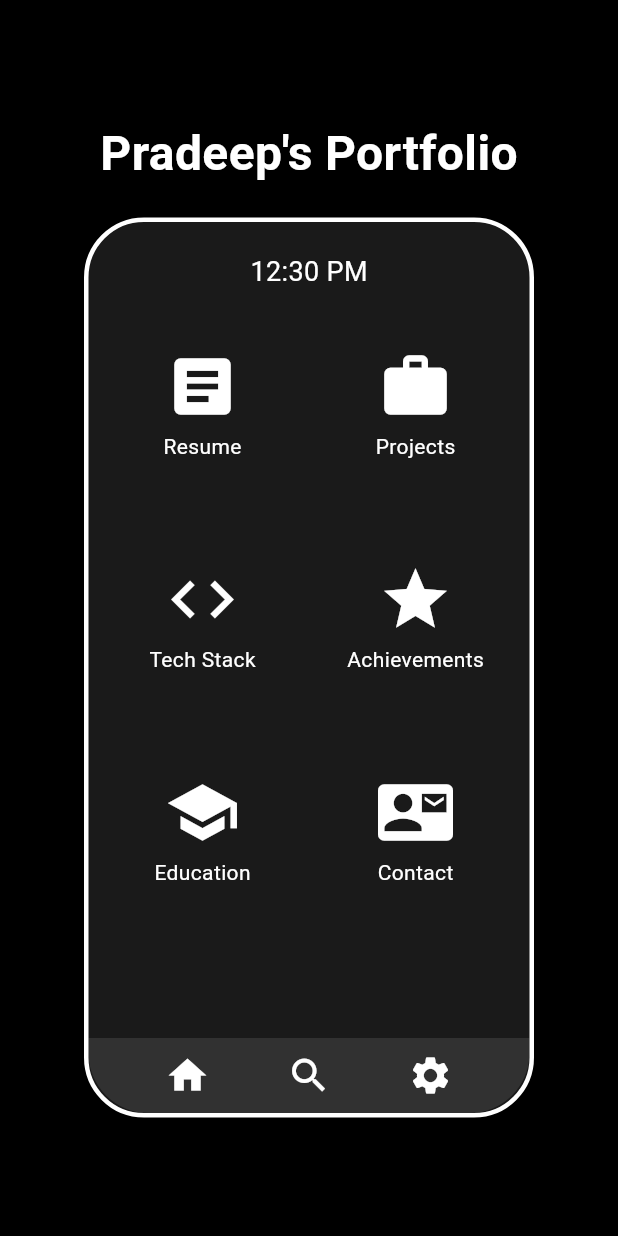
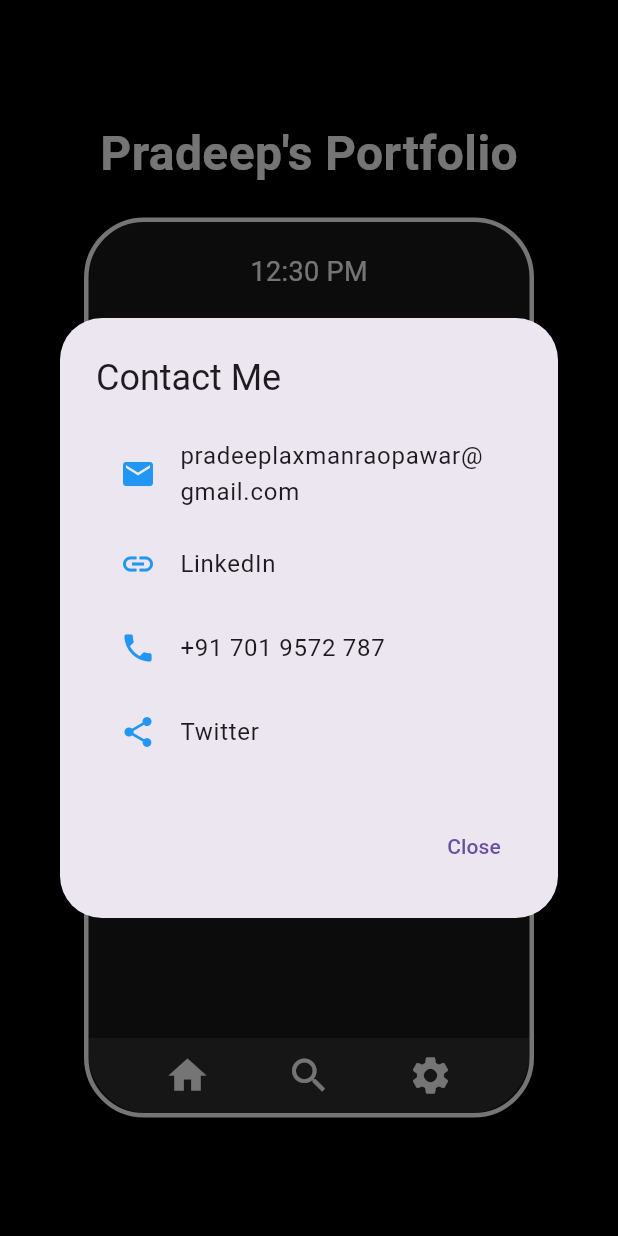
Before and after one commit to Pradeep1234566/Portfolio, a Flutter app: the screen it shows after launch, after a tap on "Contact", on a phone screen of 412 x 824 dp. Run offline on Flutter 3.47's test engine with Material 3 defaults, Android fonts, the phone set to English and light mode, and no system bars.

Commit message:
Modified it such that when contact is pressed it opens up my phone mail and linkedin

```diff
--- a/lib/main.dart
+++ b/lib/main.dart
@@ -63,7 +63,8 @@ class WebPortfolioScreen extends StatelessWidget {
                             _buildAppIcon(Icons.code, "Tech Stack", ''),
                             _buildAppIcon(Icons.star, "Achievements", ''),
                             _buildAppIcon(Icons.school, "Education", ''),
-                            _buildAppIcon(Icons.contact_mail, "Contact", ''),
+                            _buildAppIcon(Icons.contact_mail, "Contact", '',
+                                isContact: true, context: context),
                           ],
                         ),
                       ),
@@ -97,10 +98,13 @@ class WebPortfolioScreen extends StatelessWidget {
     );
   }
 
-  Widget _buildAppIcon(IconData icon, String label, String url) {
+  Widget _buildAppIcon(IconData icon, String label, String url,
+      {bool isContact = false, BuildContext? context}) {
     return GestureDetector(
       onTap: () {
-        if (url.isNotEmpty) {
+        if (isContact && context != null) {
+          _showContactDialog(context);
+        } else if (url.isNotEmpty) {
           launchUrl(Uri.parse(url));
         }
       },
@@ -114,4 +118,49 @@ class WebPortfolioScreen extends StatelessWidget {
       ),
     );
   }
+
+  void _showContactDialog(BuildContext context) {
+    showDialog(
+      context: context,
+      builder: (BuildContext context) {
+        return AlertDialog(
+          title: Text("Contact Me"),
+          content: Column(
+            mainAxisSize: MainAxisSize.min,
+            children: [
+              ListTile(
+                leading: Icon(Icons.email, color: Colors.blue),
+                title: Text("pradeeplaxmanraopawar@gmail.com"),
+                onTap: () => launchUrl(
+                    Uri.parse("mailto:pradeeplaxmanraopawar@gmail.com")),
+              ),
+              ListTile(
+                leading: Icon(Icons.link, color: Colors.blue),
+                title: Text("LinkedIn"),
+                onTap: () => launchUrl(Uri.parse(
+                    "https://linkedin.com/in/pradeep-pawar-64345126a")),
+              ),
+              ListTile(
+                leading: Icon(Icons.phone, color: Colors.blue),
+                title: Text("+91 701 9572 787"),
+                onTap: () => launchUrl(Uri.parse("tel:+917019572787")),
+              ),
+              ListTile(
+                leading: Icon(Icons.share, color: Colors.blue),
+                title: Text("Twitter"),
+                onTap: () =>
+                    launchUrl(Uri.parse("https://x.com/PradeepPawar007")),
+              ),
+            ],
+          ),
+          actions: [
+            TextButton(
+              onPressed: () => Navigator.of(context).pop(),
+              child: Text("Close"),
+            ),
+          ],
+        );
+      },
+    );
+  }
 }
```
